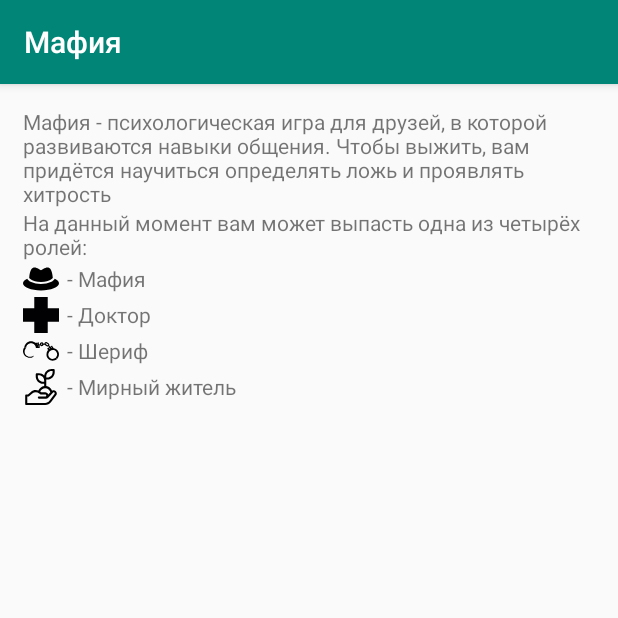
After one commit to IvanShamsiev/Mafia, an Android app: the AboutActivity screen opened directly, with no data from a screen before it, on a phone screen of 412 x 824 dp, the top half of it. The commit adds this screen. Run offline under Robolectric (Android 15) with nearby library versions, the phone set to English and light mode, and no system bars.

Commit message:
Setting and About add

```diff
--- a/app/src/main/AndroidManifest.xml
+++ b/app/src/main/AndroidManifest.xml
@@ -19,7 +19,9 @@
             </intent-filter>
         </activity>
         <activity android:name=".LoginActivity" />
-        <activity android:name=".PlayActivity"></activity>
+        <activity android:name=".PlayActivity" />
+        <activity android:name=".SettingsActivity" />
+        <activity android:name=".AboutActivity"></activity>
     </application>
 
 </manifest>
--- /dev/null
+++ b/app/src/main/java/com/example/ivan/mafia/AboutActivity.java
@@ -0,0 +1,13 @@
+package com.example.ivan.mafia;
+
+import android.support.v7.app.AppCompatActivity;
+import android.os.Bundle;
+
+public class AboutActivity extends AppCompatActivity {
+
+    @Override
+    protected void onCreate(Bundle savedInstanceState) {
+        super.onCreate(savedInstanceState);
+        setContentView(R.layout.activity_about);
+    }
+}
--- a/app/src/main/java/com/example/ivan/mafia/MainActivity.java
+++ b/app/src/main/java/com/example/ivan/mafia/MainActivity.java
@@ -113,7 +113,7 @@ public class MainActivity extends AppCompatActivity {
         btnAbout = findViewById(R.id.btnAbout);
 
 
-        btnSettings.setOnClickListener(view -> {});
+
         btnCreate.setOnClickListener(view -> {
             roomCreateDialog.show();
             ((EditText) roomCreateDialog.findViewById(R.id.editRoomName)).setText("");
@@ -121,6 +121,8 @@ public class MainActivity extends AppCompatActivity {
             roomCreateDialog.getButton(DialogInterface.BUTTON_POSITIVE).setOnClickListener(onCreateRoomListener);
         });
         btnConnect.setOnClickListener(view -> mafia.checkRooms(playHandler));
+        btnSettings.setOnClickListener(view -> startActivity(new Intent(this, SettingsActivity.class)));
+        btnAbout.setOnClickListener(view -> startActivity(new Intent(this, AboutActivity.class)));
 
         textAccount.setText(savedName);
         textSignOut.setVisibility(View.VISIBLE);
--- /dev/null
+++ b/app/src/main/java/com/example/ivan/mafia/SettingsActivity.java
@@ -0,0 +1,25 @@
+package com.example.ivan.mafia;
+
+import android.preference.PreferenceFragment;
+import android.support.v7.app.AppCompatActivity;
+import android.os.Bundle;
+
+public class SettingsActivity extends AppCompatActivity {
+
+    @Override
+    protected void onCreate(Bundle savedInstanceState) {
+        super.onCreate(savedInstanceState);
+        getFragmentManager().beginTransaction()
+                .replace(android.R.id.content, new PrefFragment())
+                .commit();
+    }
+
+    public static class PrefFragment extends PreferenceFragment {
+        @Override
+        public void onCreate(Bundle savedInstanceState) {
+            super.onCreate(savedInstanceState);
+            addPreferencesFromResource(R.xml.settings);
+        }
+    }
+
+}
--- /dev/null
+++ b/app/src/main/res/layout/activity_about.xml
@@ -0,0 +1,93 @@
+<?xml version="1.0" encoding="utf-8"?>
+<LinearLayout
+    xmlns:android="http://schemas.android.com/apk/res/android"
+    xmlns:app="http://schemas.android.com/apk/res-auto"
+    xmlns:tools="http://schemas.android.com/tools"
+    android:layout_width="match_parent"
+    android:layout_height="match_parent"
+    android:layout_margin="15dp"
+    android:orientation="vertical"
+    tools:context=".AboutActivity">
+
+    <TextView
+        android:layout_width="match_parent"
+        android:layout_height="wrap_content"
+        android:text="Мафия - психологическая игра для друзей, в которой развиваются навыки общения. Чтобы выжить, вам придётся научиться определять ложь и проявлять хитрость"/>
+
+    <TextView
+        android:layout_width="match_parent"
+        android:layout_height="wrap_content"
+        android:text="На данный момент вам может выпасть одна из четырёх ролей:"/>
+
+    <LinearLayout
+        android:layout_width="match_parent"
+        android:layout_height="wrap_content"
+        android:orientation="horizontal">
+
+        <ImageView
+            android:layout_width="wrap_content"
+            android:layout_height="wrap_content"
+            app:srcCompat="@drawable/ic_mafia" />
+
+        <TextView
+            android:layout_width="wrap_content"
+            android:layout_height="wrap_content"
+            android:layout_gravity="center_vertical"
+            android:paddingStart="5dp"
+            android:text="- Мафия" />
+    </LinearLayout>
+
+    <LinearLayout
+        android:layout_width="match_parent"
+        android:layout_height="wrap_content"
+        android:orientation="horizontal">
+
+        <ImageView
+            android:layout_width="wrap_content"
+            android:layout_height="wrap_content"
+            app:srcCompat="@drawable/ic_doctor" />
+
+        <TextView
+            android:layout_width="wrap_content"
+            android:layout_height="wrap_content"
+            android:layout_gravity="center_vertical"
+            android:paddingStart="5dp"
+            android:text="- Доктор" />
+    </LinearLayout>
+
+    <LinearLayout
+        android:layout_width="match_parent"
+        android:layout_height="wrap_content"
+        android:orientation="horizontal">
+
+        <ImageView
+            android:layout_width="wrap_content"
+            android:layout_height="wrap_content"
+            app:srcCompat="@drawable/ic_sheriff" />
+
+        <TextView
+            android:layout_width="wrap_content"
+            android:layout_height="wrap_content"
+            android:paddingStart="5dp"
+            android:layout_gravity="center_vertical"
+            android:text="- Шериф" />
+    </LinearLayout>
+
+    <LinearLayout
+        android:layout_width="match_parent"
+        android:layout_height="wrap_content"
+        android:orientation="horizontal">
+
+        <ImageView
+            android:layout_width="wrap_content"
+            android:layout_height="wrap_content"
+            app:srcCompat="@drawable/ic_civilian" />
+
+        <TextView
+            android:layout_width="wrap_content"
+            android:layout_height="wrap_content"
+            android:layout_gravity="center_vertical"
+            android:paddingStart="5dp"
+            android:text="- Мирный житель" />
+    </LinearLayout>
+</LinearLayout>
--- /dev/null
+++ b/app/src/main/res/layout/activity_settings.xml
@@ -0,0 +1,9 @@
+<?xml version="1.0" encoding="utf-8"?>
+<android.support.constraint.ConstraintLayout xmlns:android="http://schemas.android.com/apk/res/android"
+    xmlns:app="http://schemas.android.com/apk/res-auto"
+    xmlns:tools="http://schemas.android.com/tools"
+    android:layout_width="match_parent"
+    android:layout_height="match_parent"
+    tools:context=".SettingsActivity">
+
+</android.support.constraint.ConstraintLayout>
--- /dev/null
+++ b/app/src/main/res/xml/settings.xml
@@ -0,0 +1,4 @@
+<?xml version="1.0" encoding="utf-8"?>
+<PreferenceScreen xmlns:android="http://schemas.android.com/apk/res/android">
+
+</PreferenceScreen>
```
